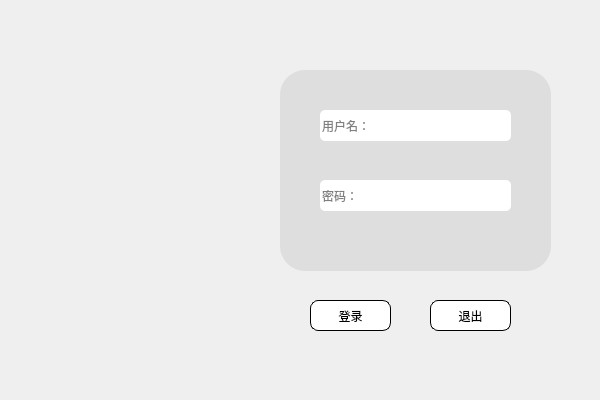
Before: the Qt Designer form Gui/Login1.ui in XS0Zero/-, drawn with Qt 5.
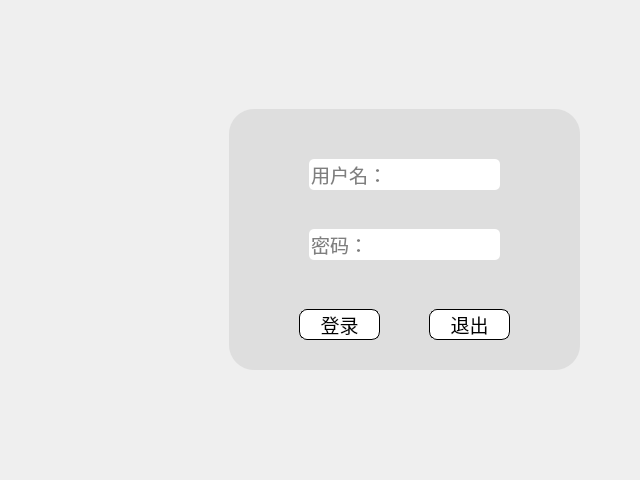
After: the same form once the commit is applied. Icons and pictures are not drawn.

The edit to the form file:
```diff
--- a/Gui/Login1.ui
+++ b/Gui/Login1.ui
@@ -6,14 +6,20 @@
    <rect>
     <x>0</x>
     <y>0</y>
-    <width>600</width>
-    <height>400</height>
+    <width>640</width>
+    <height>480</height>
    </rect>
   </property>
+  <property name="minimumSize">
+   <size>
+    <width>640</width>
+    <height>480</height>
+   </size>
+  </property>
   <property name="maximumSize">
    <size>
-    <width>600</width>
-    <height>400</height>
+    <width>640</width>
+    <height>480</height>
    </size>
   </property>
   <property name="windowTitle">
@@ -26,44 +32,63 @@
 }
 </string>
    </property>
-   <widget class="QWidget" name="widget" native="true">
-    <property name="geometry">
-     <rect>
-      <x>250</x>
-      <y>60</y>
-      <width>321</width>
-      <height>301</height>
-     </rect>
-    </property>
+   <layout class="QVBoxLayout" name="verticalLayout">
+    <item>
+     <widget class="QFrame" name="login_frame">
     <property name="styleSheet">
-     <string notr="true">#widget{
-	background-color: rgba(255, 255, 255, 0);
+       <string notr="true">#login_frame{
+opacity:0.5;
+background-color: rgb(255, 255, 255,0);
+border-image: url(:/images/resource/images/2.png);
+border-radius:15px;
+
 }
+
 </string>
     </property>
-    <widget class="QListWidget" name="listWidget">
+      <property name="frameShape">
+       <enum>QFrame::StyledPanel</enum>
+      </property>
+      <property name="frameShadow">
+       <enum>QFrame::Raised</enum>
+      </property>
+      <widget class="QFrame" name="login_frame_2">
      <property name="geometry">
       <rect>
-       <x>30</x>
-       <y>10</y>
-       <width>271</width>
-       <height>201</height>
+         <x>220</x>
+         <y>100</y>
+         <width>351</width>
+         <height>261</height>
       </rect>
      </property>
      <property name="styleSheet">
-      <string notr="true">background-color: rgb(216, 216, 216,180);
-border-radius:25px;</string>
-     </property>
-    </widget>
+        <string notr="true">#login_frame_2{
+background-color: rgb(216, 216, 216,180);
+border-radius:25px;
+}
+</string>
+       </property>
+       <property name="frameShape">
+        <enum>QFrame::StyledPanel</enum>
+       </property>
+       <property name="frameShadow">
+        <enum>QFrame::Raised</enum>
+       </property>
     <widget class="QLineEdit" name="lineEdit">
      <property name="geometry">
       <rect>
-       <x>70</x>
+          <x>80</x>
        <y>50</y>
        <width>191</width>
        <height>31</height>
       </rect>
      </property>
+        <property name="font">
+         <font>
+          <family>宋体</family>
+          <pointsize>14</pointsize>
+         </font>
+        </property>
      <property name="styleSheet">
       <string notr="true">border-radius:5px</string>
      </property>
@@ -71,34 +96,21 @@
       <string>用户名：</string>
      </property>
     </widget>
-    <widget class="QLineEdit" name="lineEdit_2">
-     <property name="geometry">
-      <rect>
-       <x>70</x>
-       <y>120</y>
-       <width>191</width>
-       <height>31</height>
-      </rect>
-     </property>
-     <property name="styleSheet">
-      <string notr="true">border-radius:5px</string>
-     </property>
-     <property name="echoMode">
-      <enum>QLineEdit::Password</enum>
-     </property>
-     <property name="placeholderText">
-      <string>密码：</string>
-     </property>
-    </widget>
     <widget class="QPushButton" name="pushButton">
      <property name="geometry">
       <rect>
-       <x>60</x>
-       <y>240</y>
+          <x>70</x>
+          <y>200</y>
        <width>81</width>
        <height>31</height>
       </rect>
      </property>
+        <property name="font">
+         <font>
+          <family>宋体</family>
+          <pointsize>14</pointsize>
+         </font>
+        </property>
      <property name="styleSheet">
       <string notr="true">#pushButton{
 	
@@ -125,12 +137,18 @@
     <widget class="QPushButton" name="pushButton_2">
      <property name="geometry">
       <rect>
-       <x>180</x>
-       <y>240</y>
+          <x>200</x>
+          <y>200</y>
        <width>81</width>
        <height>31</height>
       </rect>
      </property>
+        <property name="font">
+         <font>
+          <family>宋体</family>
+          <pointsize>14</pointsize>
+         </font>
+        </property>
      <property name="styleSheet">
       <string notr="true">#pushButton_2{
 	
@@ -154,41 +172,35 @@
       <string>退出</string>
      </property>
     </widget>
-   </widget>
-   <widget class="QLabel" name="label">
-    <property name="enabled">
-     <bool>true</bool>
-    </property>
+       <widget class="QLineEdit" name="lineEdit_2">
     <property name="geometry">
      <rect>
-      <x>0</x>
-      <y>0</y>
-      <width>600</width>
-      <height>400</height>
-     </rect>
-    </property>
-    <property name="maximumSize">
-     <size>
-      <width>600</width>
-      <height>400</height>
-     </size>
+          <x>80</x>
+          <y>120</y>
+          <width>191</width>
+          <height>31</height>
+         </rect>
+        </property>
+        <property name="font">
+         <font>
+          <family>宋体</family>
+          <pointsize>14</pointsize>
+         </font>
     </property>
     <property name="styleSheet">
-     <string notr="true">opacity:0.5;
-background-color: rgb(255, 255, 255,0);
-border-image: url(:/images/resource/images/2.png);
-border-radius:15px;
-</string>
-    </property>
-    <property name="text">
-     <string/>
-    </property>
-    <property name="setWindowOpacity" stdset="0">
-     <string>0.7</string>
-    </property>
-   </widget>
-   <zorder>label</zorder>
-   <zorder>widget</zorder>
+         <string notr="true">border-radius:5px</string>
+        </property>
+        <property name="echoMode">
+         <enum>QLineEdit::Password</enum>
+        </property>
+        <property name="placeholderText">
+         <string>密码：</string>
+        </property>
+       </widget>
+      </widget>
+     </widget>
+    </item>
+   </layout>
   </widget>
  </widget>
  <resources>
```
Lines whose indentation alone changed are shown as unchanged.
